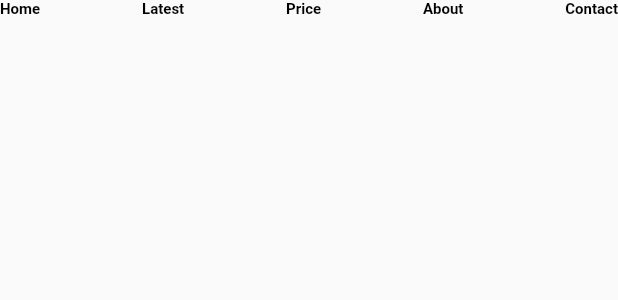
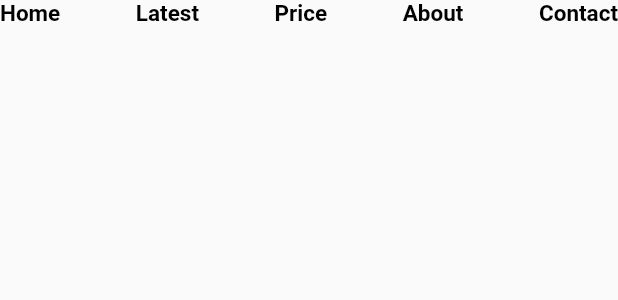
Before and after one commit to udohahanor/nike_store, a Flutter app: the NavBar widget shown alone on an empty page, opened directly, on a phone screen of 412 x 824 dp. Shown: the top 300 px of the screen. Run offline on Flutter 3.47's test engine with Material 2 defaults, Android fonts, the phone set to English and light mode, and no system bars.

Commit message:
responsive tweaks

```diff
--- a/lib/screens/home_screen.dart
+++ b/lib/screens/home_screen.dart
@@ -55,14 +55,14 @@ class HomeScreen extends StatelessWidget {
             const ProductScreen(),
             Padding(
               padding: const EdgeInsets.all(15.0),
-              child: Row(
+              child: Column(
                 mainAxisAlignment: MainAxisAlignment.spaceBetween,
                 crossAxisAlignment: CrossAxisAlignment.center,
                 children: const [
                   TextWidget(),
-                  SizedBox(width: 5.0),
+                  SizedBox(height: 10.0),
                   GalleryWidget(),
-                  SizedBox(width: 5.0),
+                  SizedBox(height: 10.0),
                   TextWidget(),
                 ],
               ),
--- a/lib/screens/product_screen.dart
+++ b/lib/screens/product_screen.dart
@@ -18,7 +18,7 @@ class ProductScreen extends StatelessWidget {
               size: 30.0,
             ),
             Padding(
-              padding: EdgeInsets.all(10.0),
+              padding: EdgeInsets.all(5.0),
               child: Image(
                 width: 390.0,
                 image: AssetImage('assets/images/nike_shoe-01.png'),
@@ -42,9 +42,9 @@ class ProductScreen extends StatelessWidget {
               size: 30.0,
             ),
             Padding(
-              padding: EdgeInsets.all(10.0),
+              padding: EdgeInsets.all(5.0),
               child: Image(
-                width: 530.0,
+                width: 540.0,
                 image: AssetImage('assets/images/nike_shoe-01.png'),
               ),
             ),
@@ -66,7 +66,7 @@ class ProductScreen extends StatelessWidget {
               size: 30.0,
             ),
             Padding(
-              padding: EdgeInsets.all(10.0),
+              padding: EdgeInsets.all(5.0),
               child: Image(
                 width: 600.0,
                 image: AssetImage('assets/images/nike_shoe-01.png'),
--- a/lib/widgets/gallery_widget.dart
+++ b/lib/widgets/gallery_widget.dart
@@ -75,7 +75,7 @@ class GalleryWidget extends StatelessWidget {
               image: AssetImage('assets/images/nike_shoe-01.png'),
             ),
           ),
-          const SizedBox(width: 80.0),
+          const SizedBox(width: 40.0),
           Container(
             decoration: BoxDecoration(
               borderRadius: BorderRadius.circular(20.0),
@@ -90,7 +90,7 @@ class GalleryWidget extends StatelessWidget {
               image: AssetImage('assets/images/nike_shoe-02.png'),
             ),
           ),
-          const SizedBox(width: 80.0),
+          const SizedBox(width: 40.0),
           Container(
             decoration: BoxDecoration(
               borderRadius: BorderRadius.circular(20.0),
--- a/lib/widgets/navbar.dart
+++ b/lib/widgets/navbar.dart
@@ -1,11 +1,13 @@
 import 'package:flutter/material.dart';
+import 'package:nike_store/responsive/responsive.dart';
 
 class NavBar extends StatelessWidget {
   const NavBar({Key? key}) : super(key: key);
 
   @override
   Widget build(BuildContext context) {
-    return Row(
+    return ResponsiveWidget(
+      mobile: Row(
         mainAxisAlignment: MainAxisAlignment.spaceBetween,
         children: const [
           Text(
@@ -13,46 +15,145 @@ class NavBar extends StatelessWidget {
             style: TextStyle(
               color: Colors.black,
               fontWeight: FontWeight.bold,
-            fontSize: 10.0,
+              fontSize: 15.0,
             ),
           ),
-        SizedBox(width: 20.0),
+          SizedBox(width: 30.0),
           Text(
             ('Latest'),
             style: TextStyle(
               color: Colors.black,
               fontWeight: FontWeight.bold,
-            fontSize: 10.0,
+              fontSize: 15.0,
             ),
           ),
-        SizedBox(width: 20.0),
+          SizedBox(width: 30.0),
           Text(
             ('Price'),
             style: TextStyle(
               color: Colors.black,
               fontWeight: FontWeight.bold,
-            fontSize: 10.0,
+              fontSize: 15.0,
             ),
           ),
-        SizedBox(width: 20.0),
+          SizedBox(width: 30.0),
           Text(
             ('About'),
             style: TextStyle(
               color: Colors.black,
               fontWeight: FontWeight.bold,
-            fontSize: 10.0,
+              fontSize: 15.0,
             ),
           ),
-        SizedBox(width: 20.0),
+          SizedBox(width: 30.0),
           Text(
             ('Contact'),
             style: TextStyle(
               color: Colors.black,
               fontWeight: FontWeight.bold,
-            fontSize: 10.0,
+              fontSize: 15.0,
             ),
           ),
         ],
+      ),
+      tablet: Row(
+        mainAxisAlignment: MainAxisAlignment.spaceBetween,
+        children: const [
+          Text(
+            ('Home'),
+            style: TextStyle(
+              color: Colors.black,
+              fontWeight: FontWeight.w400,
+              fontSize: 15.0,
+            ),
+          ),
+          SizedBox(width: 30.0),
+          Text(
+            ('Latest'),
+            style: TextStyle(
+              color: Colors.black,
+              fontWeight: FontWeight.w400,
+              fontSize: 15.0,
+            ),
+          ),
+          SizedBox(width: 30.0),
+          Text(
+            ('Price'),
+            style: TextStyle(
+              color: Colors.black,
+              fontWeight: FontWeight.w400,
+              fontSize: 15.0,
+            ),
+          ),
+          SizedBox(width: 30.0),
+          Text(
+            ('About'),
+            style: TextStyle(
+              color: Colors.black,
+              fontWeight: FontWeight.w400,
+              fontSize: 15.0,
+            ),
+          ),
+          SizedBox(width: 30.0),
+          Text(
+            ('Contact'),
+            style: TextStyle(
+              color: Colors.black,
+              fontWeight: FontWeight.w400,
+              fontSize: 15.0,
+            ),
+          ),
+        ],
+      ),
+      desktop: Row(
+        mainAxisAlignment: MainAxisAlignment.spaceBetween,
+        children: const [
+          Text(
+            ('Home'),
+            style: TextStyle(
+              color: Colors.black,
+              fontWeight: FontWeight.bold,
+              fontSize: 15.0,
+            ),
+          ),
+          SizedBox(width: 30.0),
+          Text(
+            ('Latest'),
+            style: TextStyle(
+              color: Colors.black,
+              fontWeight: FontWeight.bold,
+              fontSize: 15.0,
+            ),
+          ),
+          SizedBox(width: 30.0),
+          Text(
+            ('Price'),
+            style: TextStyle(
+              color: Colors.black,
+              fontWeight: FontWeight.bold,
+              fontSize: 15.0,
+            ),
+          ),
+          SizedBox(width: 30.0),
+          Text(
+            ('About'),
+            style: TextStyle(
+              color: Colors.black,
+              fontWeight: FontWeight.bold,
+              fontSize: 15.0,
+            ),
+          ),
+          SizedBox(width: 30.0),
+          Text(
+            ('Contact'),
+            style: TextStyle(
+              color: Colors.black,
+              fontWeight: FontWeight.bold,
+              fontSize: 15.0,
+            ),
+          ),
+        ],
+      ),
     );
   }
 }
--- a/lib/widgets/text_widget.dart
+++ b/lib/widgets/text_widget.dart
@@ -5,18 +5,15 @@ class TextWidget extends StatelessWidget {
   const TextWidget({Key? key}) : super(key: key);
 
   @override
-  Widget build(BuildContext context) {
-    // ignore: prefer_const_constructors
-    return ResponsiveWidget(
+  Widget build(BuildContext context) => ResponsiveWidget(
         mobile: Container(
           alignment: Alignment.center,
           color: Colors.transparent,
           width: 400.0,
-        // ignore: prefer_const_constructors
-        child: Text(
+          child: const Text(
             ('DO YOU WANT A PAIR OF COMFORTABLE RUNNING SHOES'),
             textAlign: TextAlign.center,
-          style: const TextStyle(
+            style: TextStyle(
               color: Colors.black,
               fontWeight: FontWeight.bold,
               fontSize: 30.0,
@@ -24,27 +21,26 @@ class TextWidget extends StatelessWidget {
           ),
         ),
         tablet: Container(
+          alignment: Alignment.center,
           color: Colors.transparent,
-        width: 120.0,
-        // ignore: prefer_const_constructors
-        child: Text(
+          width: 300.0,
+          child: const Text(
             ('DO YOU WANT A PAIR OF COMFORTABLE RUNNING SHOES'),
             textAlign: TextAlign.center,
-          style: const TextStyle(
+            style: TextStyle(
               color: Colors.black,
               fontWeight: FontWeight.bold,
-            fontSize: 13.0,
+              fontSize: 20.0,
             ),
           ),
         ),
         desktop: Container(
           color: Colors.transparent,
           width: 120.0,
-        // ignore: prefer_const_constructors
-        child: Text(
+          child: const Text(
             ('DO YOU WANT A PAIR OF COMFORTABLE RUNNING SHOES'),
             textAlign: TextAlign.center,
-          style: const TextStyle(
+            style: TextStyle(
               color: Colors.black,
               fontWeight: FontWeight.bold,
               fontSize: 13.0,
@@ -53,4 +49,3 @@ class TextWidget extends StatelessWidget {
         ),
       );
 }
-}
```
Lines whose indentation alone changed are shown as unchanged.
